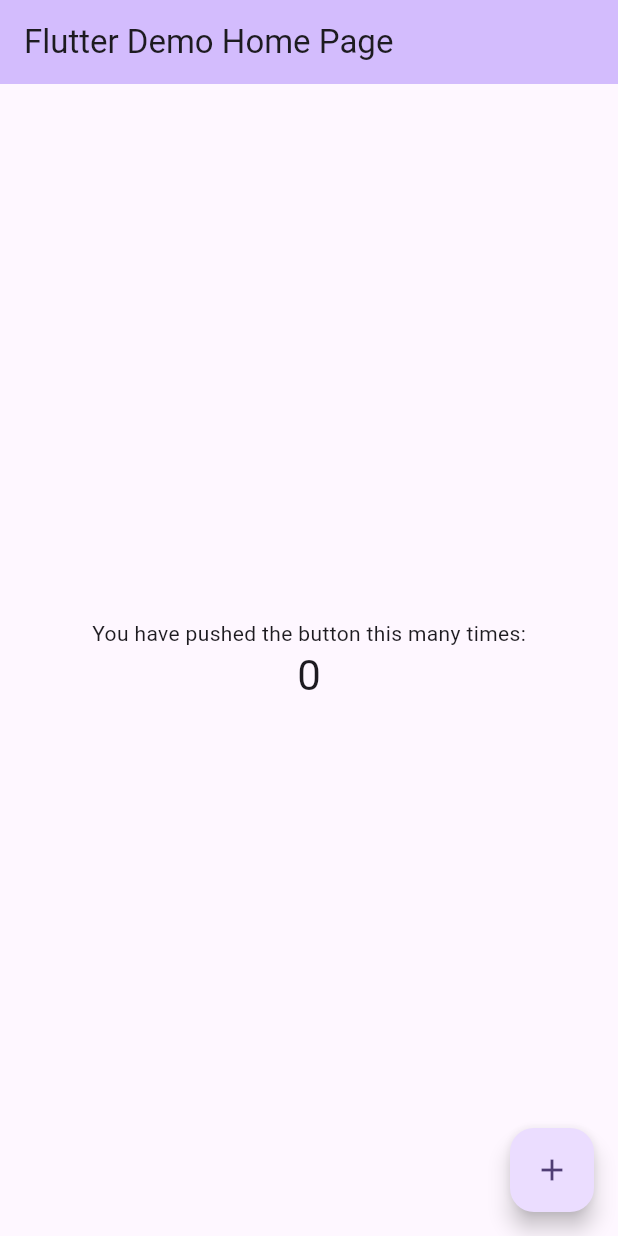
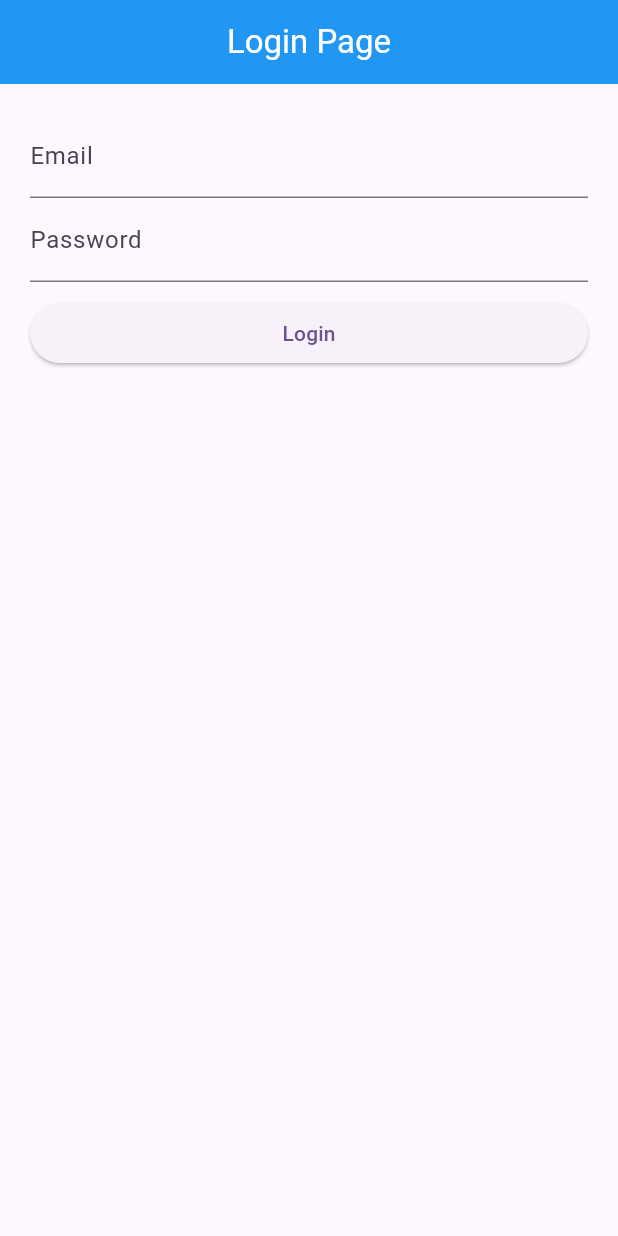
Before and after one commit to Nurujjaman329/push-notification-02-09-2024, a Flutter app: the screen it shows after launch, on a phone screen of 412 x 824 dp. Run offline on Flutter 3.47's test engine with Material 3 defaults, Android fonts, the phone set to English and light mode, and no system bars; our stand-ins replace firebase_auth, firebase_core; accounts and stored records are empty.

Commit message:
add auth , home and login Screen

```diff
--- /dev/null
+++ b/lib/auth/authentication_wrapper.dart
@@ -0,0 +1,26 @@
+import 'package:firebase_auth/firebase_auth.dart';
+import 'package:flutter/material.dart';
+
+import '../pages/home_page.dart';
+import '../pages/login_page.dart';
+
+class AuthenticationWrapper extends StatelessWidget {
+  const AuthenticationWrapper({super.key});
+
+  @override
+  Widget build(BuildContext context) {
+    return StreamBuilder(stream: FirebaseAuth.instance.authStateChanges(),
+
+        builder: (context,AsyncSnapshot<User?>snapshot){
+
+      if(snapshot.connectionState == ConnectionState.waiting){
+        return Center(child: CircularProgressIndicator(),);
+      }
+      else {if(snapshot.hasData){
+        return HomePage(user: snapshot.data!);
+      }
+       else{return LoginPage();}
+      }
+        });
+  }
+}
--- a/lib/main.dart
+++ b/lib/main.dart
@@ -1,5 +1,6 @@
 import 'package:firebase_core/firebase_core.dart';
 import 'package:flutter/material.dart';
+import 'package:push_notification/auth/authentication_wrapper.dart';
 
 import 'firebase_options.dart';
 
@@ -14,119 +15,17 @@ void main() async {
 class MyApp extends StatelessWidget {
   const MyApp({super.key});
 
-  // This widget is the root of your application.
+
   @override
   Widget build(BuildContext context) {
     return MaterialApp(
-      title: 'Flutter Demo',
+      title: 'Flutter Notifications',
       theme: ThemeData(
-        // This is the theme of your application.
-        //
-        // TRY THIS: Try running your application with "flutter run". You'll see
-        // the application has a purple toolbar. Then, without quitting the app,
-        // try changing the seedColor in the colorScheme below to Colors.green
-        // and then invoke "hot reload" (save your changes or press the "hot
-        // reload" button in a Flutter-supported IDE, or press "r" if you used
-        // the command line to start the app).
-        //
-        // Notice that the counter didn't reset back to zero; the application
-        // state is not lost during the reload. To reset the state, use hot
-        // restart instead.
-        //
-        // This works for code too, not just values: Most code changes can be
-        // tested with just a hot reload.
+
         colorScheme: ColorScheme.fromSeed(seedColor: Colors.deepPurple),
         useMaterial3: true,
       ),
-      home: const MyHomePage(title: 'Flutter Demo Home Page'),
+      home: AuthenticationWrapper(),
     );
   }
 }
-
-class MyHomePage extends StatefulWidget {
-  const MyHomePage({super.key, required this.title});
-
-  // This widget is the home page of your application. It is stateful, meaning
-  // that it has a State object (defined below) that contains fields that affect
-  // how it looks.
-
-  // This class is the configuration for the state. It holds the values (in this
-  // case the title) provided by the parent (in this case the App widget) and
-  // used by the build method of the State. Fields in a Widget subclass are
-  // always marked "final".
-
-  final String title;
-
-  @override
-  State<MyHomePage> createState() => _MyHomePageState();
-}
-
-class _MyHomePageState extends State<MyHomePage> {
-  int _counter = 0;
-
-  void _incrementCounter() {
-    setState(() {
-      // This call to setState tells the Flutter framework that something has
-      // changed in this State, which causes it to rerun the build method below
-      // so that the display can reflect the updated values. If we changed
-      // _counter without calling setState(), then the build method would not be
-      // called again, and so nothing would appear to happen.
-      _counter++;
-    });
-  }
-
-  @override
-  Widget build(BuildContext context) {
-    // This method is rerun every time setState is called, for instance as done
-    // by the _incrementCounter method above.
-    //
-    // The Flutter framework has been optimized to make rerunning build methods
-    // fast, so that you can just rebuild anything that needs updating rather
-    // than having to individually change instances of widgets.
-    return Scaffold(
-      appBar: AppBar(
-        // TRY THIS: Try changing the color here to a specific color (to
-        // Colors.amber, perhaps?) and trigger a hot reload to see the AppBar
-        // change color while the other colors stay the same.
-        backgroundColor: Theme.of(context).colorScheme.inversePrimary,
-        // Here we take the value from the MyHomePage object that was created by
-        // the App.build method, and use it to set our appbar title.
-        title: Text(widget.title),
-      ),
-      body: Center(
-        // Center is a layout widget. It takes a single child and positions it
-        // in the middle of the parent.
-        child: Column(
-          // Column is also a layout widget. It takes a list of children and
-          // arranges them vertically. By default, it sizes itself to fit its
-          // children horizontally, and tries to be as tall as its parent.
-          //
-          // Column has various properties to control how it sizes itself and
-          // how it positions its children. Here we use mainAxisAlignment to
-          // center the children vertically; the main axis here is the vertical
-          // axis because Columns are vertical (the cross axis would be
-          // horizontal).
-          //
-          // TRY THIS: Invoke "debug painting" (choose the "Toggle Debug Paint"
-          // action in the IDE, or press "p" in the console), to see the
-          // wireframe for each widget.
-          mainAxisAlignment: MainAxisAlignment.center,
-          children: <Widget>[
-            const Text(
-              'You have pushed the button this many times:',
-            ),
-            Text(
-              '$_counter',
-              style: Theme.of(context).textTheme.headlineMedium,
-            ),
-          ],
-        ),
-      ),
-      floatingActionButton: FloatingActionButton(
-        onPressed: _incrementCounter,
-        tooltip: 'Increment',
-        child: const Icon(Icons.add),
-      ), // This trailing comma makes auto-formatting nicer for build methods.
-    );
-  }
-}
--- /dev/null
+++ b/lib/pages/home_page.dart
@@ -0,0 +1,12 @@
+import 'package:firebase_auth/firebase_auth.dart';
+import 'package:flutter/material.dart';
+
+class HomePage extends StatelessWidget {
+  final User user;
+  const HomePage({super.key,required this.user});
+
+  @override
+  Widget build(BuildContext context) {
+    return const Placeholder();
+  }
+}
--- /dev/null
+++ b/lib/pages/login_page.dart
@@ -0,0 +1,52 @@
+import 'package:flutter/material.dart';
+
+
+class LoginPage extends StatefulWidget {
+  const LoginPage({super.key});
+
+  @override
+  State<LoginPage> createState() => _LoginPageState();
+}
+
+class _LoginPageState extends State<LoginPage> {
+  final TextEditingController emailController = TextEditingController();
+  final TextEditingController passwordController = TextEditingController();
+
+  @override
+  Widget build(BuildContext context) {
+    return Scaffold(
+      appBar: AppBar(
+        backgroundColor: Colors.blue,
+        centerTitle: true,
+        title: Text('Login Page',style: TextStyle(color: Colors.white),),
+
+      ),
+      body: ListView(
+        children: [
+          Padding(padding: const EdgeInsets.all(20.0),
+          child: Column(
+            children: [
+               TextField(
+                controller: emailController,
+                decoration: InputDecoration(labelText: 'Email'),
+              ),
+              TextField(
+                controller: passwordController,
+                obscureText: true,
+              decoration: InputDecoration(
+                labelText: 'Password',
+              ),
+              ),
+            const SizedBox(height: 10,),
+              SizedBox(
+                width: double.infinity,
+                child: ElevatedButton(onPressed: (){}, child: const Text("Login")),
+              ),
+            ],
+          ),
+          ),
+        ],
+      ),
+    );
+  }
+}
--- a/pubspec.yaml
+++ b/pubspec.yaml
@@ -36,6 +36,7 @@ dependencies:
   # Use with the CupertinoIcons class for iOS style icons.
   cupertino_icons: ^1.0.8
   firebase_core: ^3.4.0
+  firebase_auth: ^5.2.0
 
 dev_dependencies:
   flutter_test:
```
Also changed, not shown: pubspec.lock.
